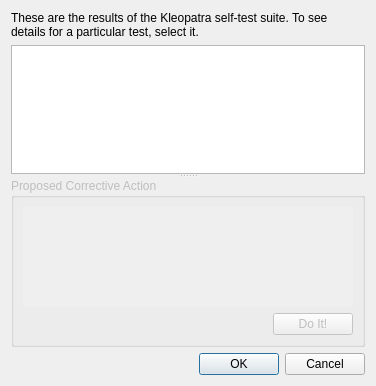
Old version of the form dialogs/selftestdialog.ui in the repository sensama/kleopatra.
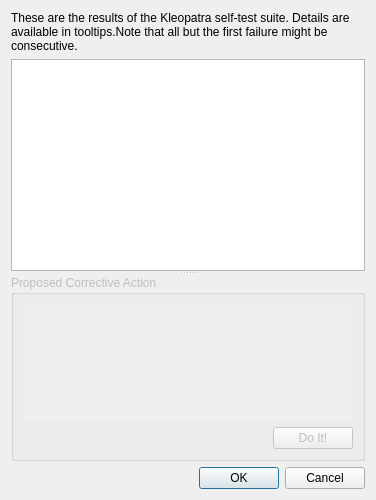
New version of the form. Custom widgets are drawn as their Qt base class.

Commit message: KUIT, wordWrap

```diff
--- a/dialogs/selftestdialog.ui
+++ b/dialogs/selftestdialog.ui
@@ -6,7 +6,7 @@
     <x>0</x>
     <y>0</y>
     <width>376</width>
-    <height>386</height>
+    <height>500</height>
    </rect>
   </property>
   <property name="windowTitle" >
@@ -16,7 +16,7 @@
    <item>
     <widget class="QLabel" name="label" >
      <property name="text" >
-      <string>These are the results of the Kleopatra self-test suite. To see details for a particular test, select it.</string>
+      <string comment="@info" >&lt;para>These are the results of the Kleopatra self-test suite. Details are available in tooltips.&lt;/para>&lt;para>Note that all but the first failure might be consecutive.&lt;/para></string>
      </property>
      <property name="wordWrap" >
       <bool>true</bool>
@@ -75,7 +75,11 @@
             <number>0</number>
            </property>
            <item>
-            <widget class="QLabel" name="proposedCorrectiveActionLB" />
+            <widget class="QLabel" name="proposedCorrectiveActionLB" >
+             <property name="wordWrap" >
+              <bool>true</bool>
+             </property>
+            </widget>
            </item>
           </layout>
          </widget>
```
